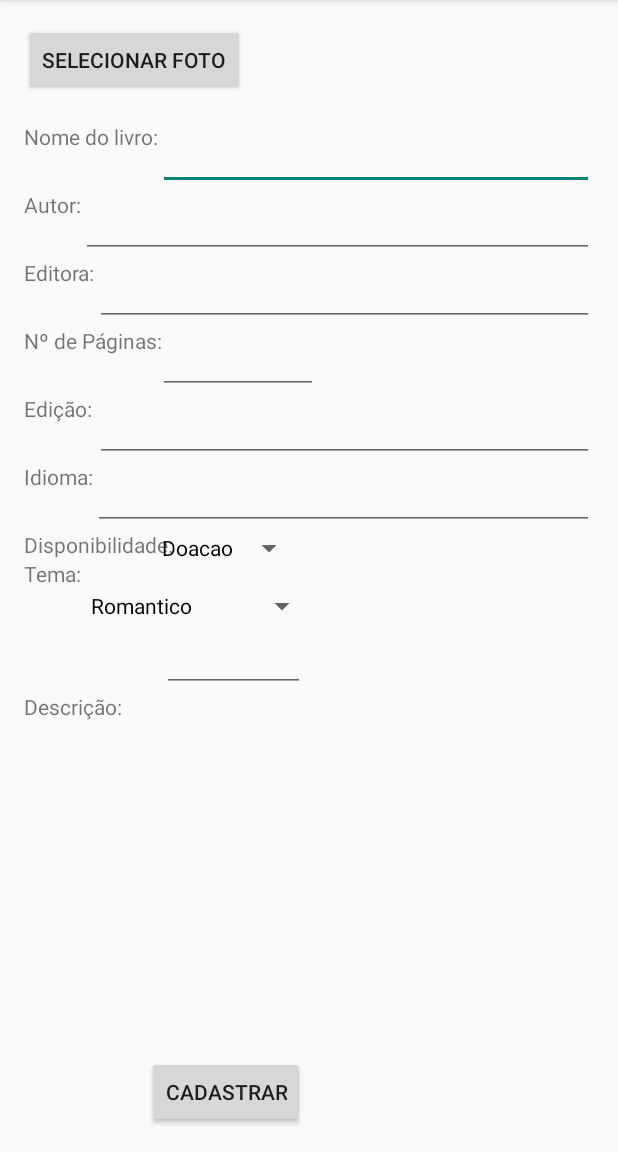
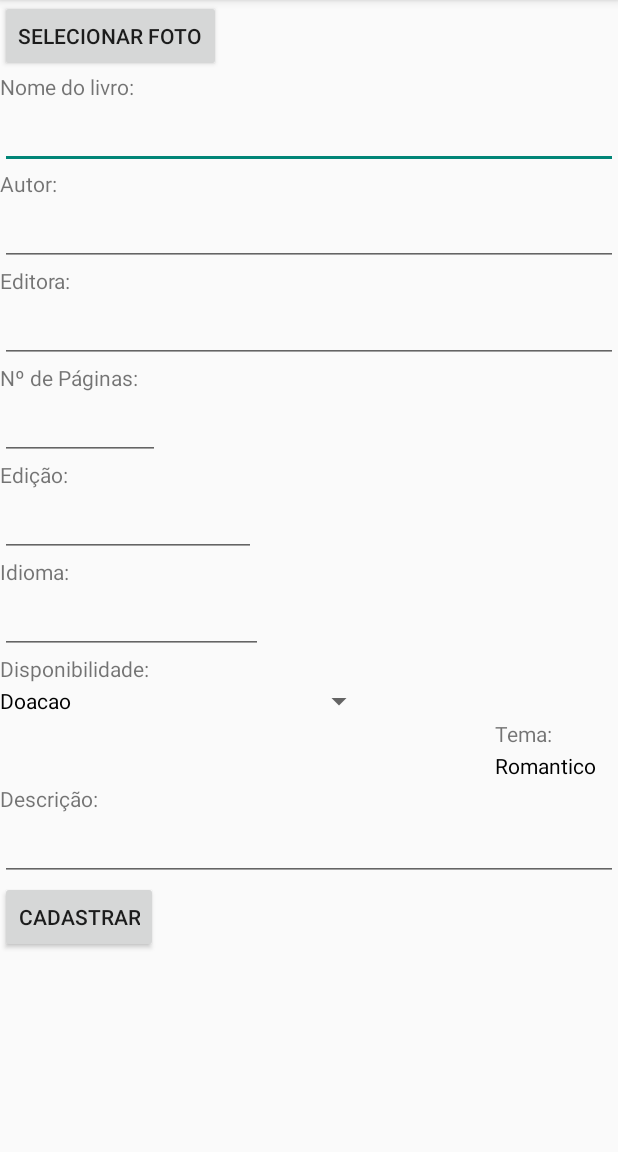
Before and after one commit to gleydsonageu/SharePages, an Android app: the CadastroLivro screen opened directly, with no data from a screen before it, on a phone screen of 412 x 824 dp, the part 84-1236 px from its top. Run offline under Robolectric (Android 15) with nearby library versions, the phone set to English and light mode, and no system bars.

Commit message:
Activity pesquisa e ajustes nas activity tela_inicial e cadastro_livro

```diff
--- a/app/src/main/java/br/com/projetoapp/sharepages/gui/PerfilDeUsuario.java
+++ b/app/src/main/java/br/com/projetoapp/sharepages/gui/PerfilDeUsuario.java
@@ -76,6 +76,7 @@ public class PerfilDeUsuario extends Activity {
 
     public boolean validarCamposPreenchidos(Usuario usuario) {
         boolean validacao = true;
+
         Log.i("SCRIPT", "Chamada do metodo validar campos vazios ");
         if (usuario.getNome() == null || usuario.getNome().equalsIgnoreCase("")) {
             validacao = false;
@@ -122,6 +123,7 @@ public class PerfilDeUsuario extends Activity {
             textoEmailPerfil.setText(usuario.getEmail());
             textoEmailPerfil.setEnabled(false);
             try {
+
                 adcCidadesNoSpinner();
                 selectCidadeSpinnerItemById(usuario.getIdCidade());
             } catch (SharepagesException e) {
--- a/app/src/main/java/br/com/projetoapp/sharepages/persistencia/LivroDAO.java
+++ b/app/src/main/java/br/com/projetoapp/sharepages/persistencia/LivroDAO.java
@@ -78,6 +78,7 @@ public class LivroDAO {
         SQLiteDatabase database = databaseHelper.getReadableDatabase();
 
         List<Livro> listaLivros = new ArrayList<Livro>();
+
         String filtro = DatabaseHelper.LIVRO_NOME + "= ? ";
         Cursor cursor = database.query(DatabaseHelper.TABLE_LIVRO,DatabaseHelper.LIVRO_COLUNAS, filtro,
                 new String[]{"%"+nome+"%"}, null, null, null);
--- a/app/src/main/java/br/com/projetoapp/sharepages/persistencia/UsuarioDAO.java
+++ b/app/src/main/java/br/com/projetoapp/sharepages/persistencia/UsuarioDAO.java
@@ -133,7 +133,7 @@ public class UsuarioDAO {
         Usuario usuarioEncontrado = null;
 
         SQLiteDatabase database = databaseHelper.getReadableDatabase();
-        String filtro = DatabaseHelper.USUARIO_ID + "=?";
+        String filtro = DatabaseHelper.USUARIO_ID + " =? ";
         Cursor cursor = database.query(DatabaseHelper.TABLE_USUARIOS, DatabaseHelper.USUARIO_COLUNAS, filtro,
                 new String[]{String.valueOf(id)}, null, null, null);
 
--- a/app/src/main/res/layout/activity_cadastro_livro.xml
+++ b/app/src/main/res/layout/activity_cadastro_livro.xml
@@ -1,22 +1,14 @@
 <?xml version="1.0" encoding="utf-8"?>
-<RelativeLayout xmlns:android="http://schemas.android.com/apk/res/android"
+<ScrollView xmlns:android="http://schemas.android.com/apk/res/android"
     xmlns:tools="http://schemas.android.com/tools"
-    android:layout_width="wrap_content"
+    android:layout_width="match_parent"
     android:layout_height="match_parent"
-    android:paddingBottom="@dimen/activity_vertical_margin"
-    android:paddingLeft="@dimen/activity_horizontal_margin"
-    android:paddingRight="@dimen/activity_horizontal_margin"
-    android:paddingTop="@dimen/activity_vertical_margin"
     tools:context="br.com.projetoapp.sharepages.gui.CadastroLivro">
 
-    <TextView
-        android:layout_width="wrap_content"
-        android:layout_height="wrap_content"
-        android:text="@string/nome_do_livro"
-        android:id="@+id/nomeLivro"
-        android:layout_marginTop="65dp"
-        android:layout_alignParentTop="true"
-        android:layout_alignParentStart="true" />
+    <LinearLayout
+        android:layout_width="match_parent"
+        android:layout_height="match_parent"
+        android:orientation="vertical" >
 
         <Button
             android:layout_width="wrap_content"
@@ -25,12 +17,21 @@
             android:id="@+id/selecionarFoto"
             android:layout_alignParentTop="true"
             android:layout_alignParentStart="true"
-        android:onClick="selecionarFoto"/>
+            android:onClick="selecionarFoto" />
+
+        <TextView
+            android:layout_width="wrap_content"
+            android:layout_height="wrap_content"
+            android:text="@string/nome_do_livro"
+            android:id="@+id/nomeLivro"
+            android:layout_alignParentTop="true"
+            android:layout_alignParentStart="true" />
 
         <EditText
-        android:layout_width="wrap_content"
+            android:layout_width="match_parent"
             android:layout_height="wrap_content"
             android:id="@+id/campoNomeLivro"
+            android:singleLine="true"
             android:layout_alignTop="@+id/nomeLivro"
             android:layout_alignParentEnd="true"
             android:layout_toEndOf="@+id/nomeLivro" />
@@ -44,7 +45,7 @@
             android:layout_alignParentStart="true" />
 
         <EditText
-        android:layout_width="wrap_content"
+            android:layout_width="match_parent"
             android:layout_height="wrap_content"
             android:id="@+id/campoAutor"
             android:layout_below="@+id/campoNomeLivro"
@@ -60,7 +61,7 @@
             android:layout_alignParentStart="true" />
 
         <EditText
-        android:layout_width="wrap_content"
+            android:layout_width="match_parent"
             android:layout_height="wrap_content"
             android:id="@+id/campoEditora"
             android:layout_below="@+id/campoAutor"
@@ -110,7 +111,7 @@
             android:layout_alignParentStart="true" />
 
         <EditText
-        android:layout_width="wrap_content"
+            android:layout_width="175dp"
             android:layout_height="wrap_content"
             android:id="@+id/campoIdioma"
             android:layout_below="@+id/campoEdicao"
@@ -125,57 +126,58 @@
             android:layout_below="@+id/campoIdioma"
             android:layout_alignParentStart="true" />
 
-    <TextView
-        android:layout_width="wrap_content"
-        android:layout_height="wrap_content"
-        android:text="@string/tema"
-        android:id="@+id/tema"
-        android:layout_below="@+id/disponibilidade"
-        android:layout_alignParentStart="true" />
-
         <Spinner
-        android:layout_width="wrap_content"
+            android:layout_width="250dp"
             android:layout_height="wrap_content"
             android:id="@+id/disponibilidadeSpinner"
             android:layout_below="@+id/campoIdioma"
             android:layout_toEndOf="@+id/nPaginas"
             android:spinnerMode="dropdown" />
 
-    <Spinner
+        <TextView
             android:layout_width="wrap_content"
             android:layout_height="wrap_content"
+            android:layout_marginLeft="330dp"
+            android:text="@string/tema"
+            android:id="@+id/tema"
+            android:layout_below="@+id/disponibilidadeSpinner"
+            android:layout_toStartOf="@+id/campoEdicao" />
+        <Spinner
+            android:layout_width="250dp"
+            android:layout_height="wrap_content"
+            android:layout_marginLeft="330dp"
             android:id="@+id/temaSpinner"
-        android:layout_below="@+id/tema"
-        android:layout_alignEnd="@+id/campoNdePaginas"
-        android:spinnerMode="dropdown" />
+            android:spinnerMode="dropdown"
+            android:layout_alignTop="@+id/tema"
+            android:layout_toEndOf="@+id/idioma" />
 
         <TextView
             android:layout_width="wrap_content"
             android:layout_height="wrap_content"
             android:text="@string/descricao"
             android:id="@+id/descricao"
-        android:layout_below="@+id/campoDescricao"
-        android:layout_alignParentStart="true" />
+            android:layout_below="@+id/temaSpinner"
+            android:layout_alignParentStart="true"
+            android:layout_alignBottom="@+id/campoDescricao" />
 
         <EditText
-        android:layout_width="wrap_content"
+            android:layout_width="match_parent"
             android:layout_height="wrap_content"
             android:id="@+id/campoDescricao"
             android:layout_below="@+id/temaSpinner"
             android:layout_alignStart="@+id/disponibilidadeSpinner"
-        android:layout_alignEnd="@+id/disponibilidadeSpinner" />
+            android:layout_toStartOf="@+id/cadastrarLivroMenu" />
 
         <Button
             style="?android:attr/buttonStyleSmall"
             android:layout_width="wrap_content"
             android:layout_height="wrap_content"
+            android:layout_gravity="left"
             android:text="@string/cadastrar"
             android:id="@+id/cadastrarLivroMenu"
             android:onClick="cadastrarLivro"
-        android:layout_alignParentBottom="true"
-        android:layout_alignEnd="@+id/campoDescricao" />
+            android:layout_below="@+id/temaSpinner"
+            android:layout_alignEnd="@+id/disponibilidadeSpinner" />
 
-
-
-
-</RelativeLayout>
+    </LinearLayout>
+</ScrollView>
```
Also changed, not shown: app/src/main/AndroidManifest.xml (+10 -11 lines), app/src/main/java/br/com/projetoapp/sharepages/gui/Pesquisa.java (added, +18 -0 lines), app/src/main/res/layout/activity_pesquisa.xml (added, +40 -0 lines), app/src/main/res/layout/activity_tela_inicial.xml (+8 -1 lines), app/src/main/res/values/strings.xml (+7 -4 lines). Lines whose indentation alone changed are shown as unchanged.
